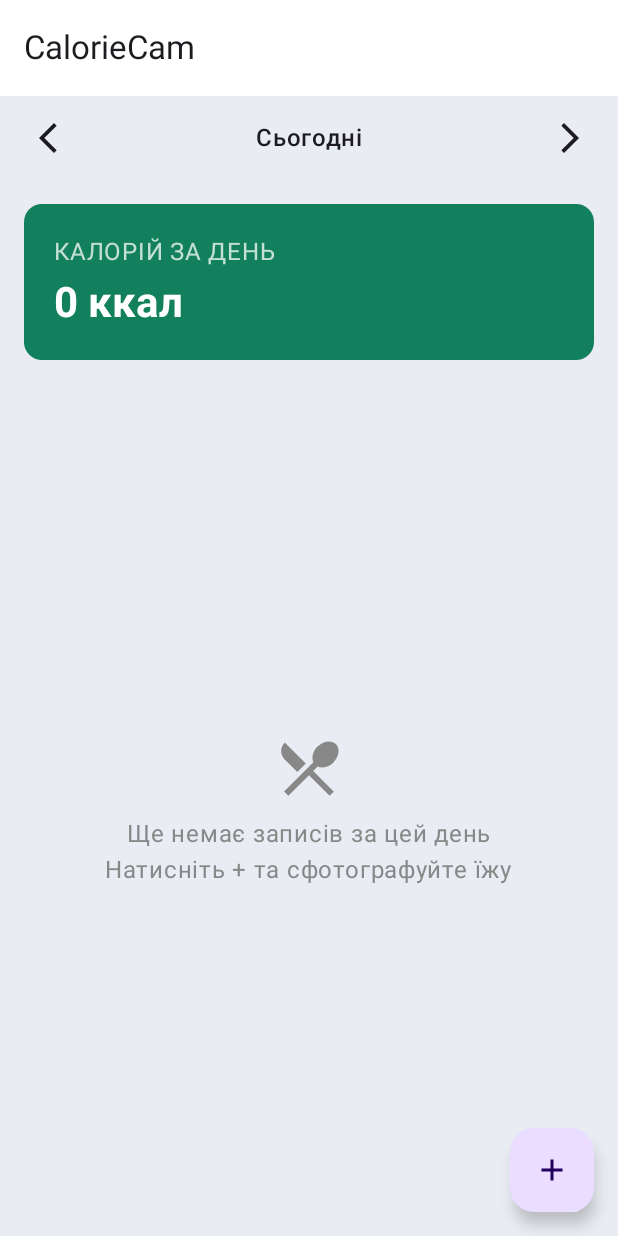
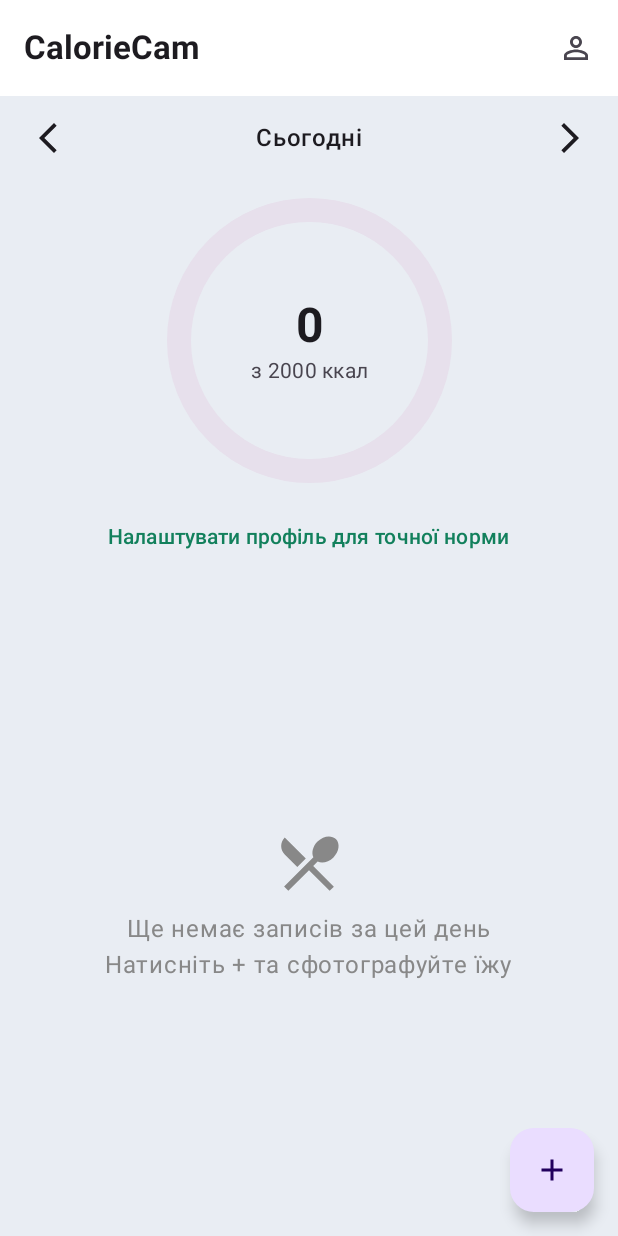
Before and after one commit to pharaon8906/mycrm, an Android app built with Jetpack Compose: the screen it shows after launch (MainActivity), on a phone screen of 412 x 824 dp. Run offline under Robolectric (Android 15) with nearby library versions, the phone set to English and light mode, and no system bars; our stand-ins replace Room's generated code.

Commit message:
Add user profile (age/height/weight) with daily calorie goal + redesign home screen
New profile screen collects gender, age, height, weight, activity level
and goal (lose/maintain/gain), stored via DataStore, computing a daily
kcal target with the Mifflin-St Jeor BMR formula. Home screen now shows
an animated circular progress ring (consumed vs goal) instead of a flat
total card, a protein/fat/carbs macro row, and card-based entry rows.

Co-Authored-By: Claude Sonnet 5 <noreply@anthropic.com>
Claude-Session: https://claude.ai/code/session_01HMvEfD3AEkXHM5XVZWyPYF

```diff
--- a/android-calorie-app/app/build.gradle.kts
+++ b/android-calorie-app/app/build.gradle.kts
@@ -72,6 +72,9 @@ dependencies {
 
     implementation("org.jetbrains.kotlinx:kotlinx-serialization-json:1.6.3")
 
+    implementation("androidx.datastore:datastore-preferences:1.1.1")
+    implementation("androidx.compose.animation:animation")
+
     testImplementation("junit:junit:4.13.2")
     androidTestImplementation("androidx.test.ext:junit:1.2.1")
     androidTestImplementation("androidx.test.espresso:espresso-core:3.6.1")
--- a/android-calorie-app/app/src/main/java/com/caloriecam/app/MainActivity.kt
+++ b/android-calorie-app/app/src/main/java/com/caloriecam/app/MainActivity.kt
@@ -12,6 +12,7 @@ import androidx.activity.result.contract.ActivityResultContracts
 import androidx.compose.foundation.layout.fillMaxSize
 import androidx.compose.material3.Surface
 import androidx.compose.runtime.Composable
+import androidx.compose.runtime.collectAsState
 import androidx.compose.runtime.getValue
 import androidx.compose.runtime.mutableStateOf
 import androidx.compose.runtime.remember
@@ -21,8 +22,10 @@ import androidx.compose.runtime.setValue
 import androidx.compose.ui.Modifier
 import androidx.compose.ui.platform.LocalContext
 import androidx.core.content.ContextCompat
+import com.caloriecam.app.data.UserProfileRepository
 import com.caloriecam.app.ui.CaptureScreen
 import com.caloriecam.app.ui.HomeScreen
+import com.caloriecam.app.ui.ProfileScreen
 import com.caloriecam.app.ui.theme.CalorieCamTheme
 import com.caloriecam.app.util.PhotoStore
 import kotlinx.coroutines.Dispatchers
@@ -49,6 +52,8 @@ private fun CalorieCamRoot() {
     val scope = rememberCoroutineScope()
     var pendingPhotoPath by rememberSaveable { mutableStateOf<String?>(null) }
     var pendingCameraFile by remember { mutableStateOf<File?>(null) }
+    var showProfile by rememberSaveable { mutableStateOf(false) }
+    val savedProfile by UserProfileRepository.profileFlow(context).collectAsState(initial = null)
 
     val takePictureLauncher = rememberLauncherForActivityResult(
         ActivityResultContracts.TakePicture()
@@ -84,7 +89,25 @@ private fun CalorieCamRoot() {
     }
 
     val photoPath = pendingPhotoPath
-    if (photoPath == null) {
+    when {
+        showProfile -> {
+            ProfileScreen(
+                initial = savedProfile,
+                onDone = { showProfile = false },
+                onCancel = { showProfile = false }
+            )
+        }
+        photoPath != null -> {
+            CaptureScreen(
+                photoFile = File(photoPath),
+                onDone = { pendingPhotoPath = null },
+                onDiscard = {
+                    PhotoStore.delete(File(photoPath))
+                    pendingPhotoPath = null
+                }
+            )
+        }
+        else -> {
             HomeScreen(
                 onCameraClick = {
                     val granted = ContextCompat.checkSelfPermission(
@@ -96,16 +119,9 @@ private fun CalorieCamRoot() {
                     pickMediaLauncher.launch(
                         PickVisualMediaRequest(ActivityResultContracts.PickVisualMedia.ImageOnly)
                     )
-            }
-        )
-    } else {
-        CaptureScreen(
-            photoFile = File(photoPath),
-            onDone = { pendingPhotoPath = null },
-            onDiscard = {
-                PhotoStore.delete(File(photoPath))
-                pendingPhotoPath = null
-            }
+                },
+                onProfileClick = { showProfile = true }
             )
         }
     }
+}
--- /dev/null
+++ b/android-calorie-app/app/src/main/java/com/caloriecam/app/data/UserProfileRepository.kt
@@ -0,0 +1,50 @@
+package com.caloriecam.app.data
+
+import android.content.Context
+import androidx.datastore.preferences.core.doublePreferencesKey
+import androidx.datastore.preferences.core.edit
+import androidx.datastore.preferences.core.intPreferencesKey
+import androidx.datastore.preferences.core.stringPreferencesKey
+import androidx.datastore.preferences.preferencesDataStore
+import kotlinx.coroutines.flow.Flow
+import kotlinx.coroutines.flow.map
+
+private val Context.userProfileStore by preferencesDataStore(name = "user_profile")
+
+object UserProfileRepository {
+
+    private object Keys {
+        val GENDER = stringPreferencesKey("gender")
+        val AGE = intPreferencesKey("age")
+        val HEIGHT = intPreferencesKey("height_cm")
+        val WEIGHT = doublePreferencesKey("weight_kg")
+        val ACTIVITY = stringPreferencesKey("activity_level")
+        val GOAL = stringPreferencesKey("goal")
+    }
+
+    /** Null until the user saves a profile for the first time. */
+    fun profileFlow(context: Context): Flow<UserProfile?> =
+        context.userProfileStore.data.map { prefs ->
+            val genderName = prefs[Keys.GENDER] ?: return@map null
+            UserProfile(
+                gender = Gender.valueOf(genderName),
+                age = prefs[Keys.AGE] ?: 25,
+                heightCm = prefs[Keys.HEIGHT] ?: 175,
+                weightKg = prefs[Keys.WEIGHT] ?: 70.0,
+                activityLevel = prefs[Keys.ACTIVITY]?.let { ActivityLevel.valueOf(it) }
+                    ?: ActivityLevel.MODERATE,
+                goal = prefs[Keys.GOAL]?.let { Goal.valueOf(it) } ?: Goal.MAINTAIN
+            )
+        }
+
+    suspend fun save(context: Context, profile: UserProfile) {
+        context.userProfileStore.edit { prefs ->
+            prefs[Keys.GENDER] = profile.gender.name
+            prefs[Keys.AGE] = profile.age
+            prefs[Keys.HEIGHT] = profile.heightCm
+            prefs[Keys.WEIGHT] = profile.weightKg
+            prefs[Keys.ACTIVITY] = profile.activityLevel.name
+            prefs[Keys.GOAL] = profile.goal.name
+        }
+    }
+}
--- /dev/null
+++ b/android-calorie-app/app/src/main/java/com/caloriecam/app/ui/CalorieRing.kt
@@ -0,0 +1,82 @@
+package com.caloriecam.app.ui
+
+import androidx.compose.animation.core.animateFloatAsState
+import androidx.compose.animation.core.tween
+import androidx.compose.foundation.Canvas
+import androidx.compose.foundation.layout.Box
+import androidx.compose.foundation.layout.Column
+import androidx.compose.foundation.layout.size
+import androidx.compose.material3.MaterialTheme
+import androidx.compose.material3.Text
+import androidx.compose.runtime.Composable
+import androidx.compose.runtime.getValue
+import androidx.compose.ui.Alignment
+import androidx.compose.ui.Modifier
+import androidx.compose.ui.geometry.Offset
+import androidx.compose.ui.geometry.Size
+import androidx.compose.ui.graphics.StrokeCap
+import androidx.compose.ui.graphics.drawscope.Stroke
+import androidx.compose.ui.text.font.FontWeight
+import androidx.compose.ui.unit.dp
+
+/** Circular "consumed vs daily goal" calorie indicator. */
+@Composable
+fun CalorieRing(
+    consumed: Int,
+    goal: Int,
+    modifier: Modifier = Modifier
+) {
+    val rawProgress = if (goal > 0) consumed.toFloat() / goal.toFloat() else 0f
+    val progress by animateFloatAsState(
+        targetValue = rawProgress.coerceIn(0f, 1f),
+        animationSpec = tween(700),
+        label = "calorieRingProgress"
+    )
+    val overGoal = goal > 0 && consumed > goal
+
+    val trackColor = MaterialTheme.colorScheme.surfaceVariant
+    val progressColor = if (overGoal) MaterialTheme.colorScheme.error else MaterialTheme.colorScheme.primary
+
+    Box(modifier = modifier.size(190.dp), contentAlignment = Alignment.Center) {
+        Canvas(modifier = Modifier.size(190.dp)) {
+            val strokeWidth = 16.dp.toPx()
+            val diameter = size.minDimension - strokeWidth
+            val topLeft = Offset(
+                (size.width - diameter) / 2f,
+                (size.height - diameter) / 2f
+            )
+            val arcSize = Size(diameter, diameter)
+
+            drawArc(
+                color = trackColor,
+                startAngle = -90f,
+                sweepAngle = 360f,
+                useCenter = false,
+                topLeft = topLeft,
+                size = arcSize,
+                style = Stroke(width = strokeWidth, cap = StrokeCap.Round)
+            )
+            drawArc(
+                color = progressColor,
+                startAngle = -90f,
+                sweepAngle = 360f * progress,
+                useCenter = false,
+                topLeft = topLeft,
+                size = arcSize,
+                style = Stroke(width = strokeWidth, cap = StrokeCap.Round)
+            )
+        }
+        Column(horizontalAlignment = Alignment.CenterHorizontally) {
+            Text(
+                text = "$consumed",
+                style = MaterialTheme.typography.headlineLarge,
+                fontWeight = FontWeight.Bold
+            )
+            Text(
+                text = if (goal > 0) "з $goal ккал" else "ккал",
+                style = MaterialTheme.typography.bodyMedium,
+                color = MaterialTheme.colorScheme.onSurfaceVariant
+            )
+        }
+    }
+}
--- a/android-calorie-app/app/src/main/java/com/caloriecam/app/ui/HomeScreen.kt
+++ b/android-calorie-app/app/src/main/java/com/caloriecam/app/ui/HomeScreen.kt
@@ -12,7 +12,10 @@ import androidx.compose.foundation.layout.fillMaxWidth
 import androidx.compose.foundation.layout.height
 import androidx.compose.foundation.layout.padding
 import androidx.compose.foundation.layout.size
+import androidx.compose.foundation.layout.weight
+import androidx.compose.foundation.layout.width
 import androidx.compose.foundation.lazy.LazyColumn
+import androidx.compose.foundation.lazy.item
 import androidx.compose.foundation.lazy.items
 import androidx.compose.foundation.shape.RoundedCornerShape
 import androidx.compose.material.icons.Icons
@@ -20,6 +23,7 @@ import androidx.compose.material.icons.filled.Add
 import androidx.compose.material.icons.filled.ArrowBackIosNew
 import androidx.compose.material.icons.filled.ArrowForwardIos
 import androidx.compose.material.icons.filled.Delete
+import androidx.compose.material.icons.filled.PersonOutline
 import androidx.compose.material.icons.filled.PhotoCamera
 import androidx.compose.material.icons.filled.PhotoLibrary
 import androidx.compose.material.icons.filled.RestaurantMenu
@@ -27,7 +31,6 @@ import androidx.compose.material3.Card
 import androidx.compose.material3.CardDefaults
 import androidx.compose.material3.ExperimentalMaterial3Api
 import androidx.compose.material3.FloatingActionButton
-import androidx.compose.material3.HorizontalDivider
 import androidx.compose.material3.Icon
 import androidx.compose.material3.IconButton
 import androidx.compose.material3.ListItem
@@ -35,6 +38,7 @@ import androidx.compose.material3.MaterialTheme
 import androidx.compose.material3.ModalBottomSheet
 import androidx.compose.material3.Scaffold
 import androidx.compose.material3.Text
+import androidx.compose.material3.TextButton
 import androidx.compose.material3.TopAppBar
 import androidx.compose.material3.rememberModalBottomSheetState
 import androidx.compose.runtime.Composable
@@ -57,22 +61,35 @@ import java.io.File
 import java.time.LocalDate
 import java.time.format.TextStyle
 import java.util.Locale
+import kotlin.math.roundToInt
 
 @OptIn(ExperimentalMaterial3Api::class)
 @Composable
 fun HomeScreen(
     onCameraClick: () -> Unit,
     onGalleryClick: () -> Unit,
+    onProfileClick: () -> Unit,
     viewModel: HomeViewModel = viewModel()
 ) {
     val entries by viewModel.entries.collectAsState()
     val selectedDate by viewModel.selectedDate.collectAsState()
+    val profile by viewModel.profile.collectAsState()
     var showSheet by remember { mutableStateOf(false) }
 
     val totalKcal = entries.sumOf { it.kcal }
+    val goalKcal = profile?.dailyCalorieGoal ?: 2000
 
     Scaffold(
-        topBar = { TopAppBar(title = { Text("CalorieCam") }) },
+        topBar = {
+            TopAppBar(
+                title = { Text("CalorieCam", fontWeight = FontWeight.Bold) },
+                actions = {
+                    IconButton(onClick = onProfileClick) {
+                        Icon(Icons.Default.PersonOutline, contentDescription = "Профіль")
+                    }
+                }
+            )
+        },
         floatingActionButton = {
             FloatingActionButton(onClick = { showSheet = true }) {
                 Icon(Icons.Default.Add, contentDescription = "Додати їжу")
@@ -85,19 +102,43 @@ fun HomeScreen(
                 onPrevious = viewModel::previousDay,
                 onNext = viewModel::nextDay
             )
-            TotalCard(totalKcal = totalKcal)
+
+            Box(modifier = Modifier.fillMaxWidth(), contentAlignment = Alignment.Center) {
+                Column(horizontalAlignment = Alignment.CenterHorizontally) {
+                    CalorieRing(consumed = totalKcal, goal = goalKcal, modifier = Modifier.padding(vertical = 12.dp))
+                    if (profile == null) {
+                        TextButton(onClick = onProfileClick) {
+                            Text("Налаштувати профіль для точної норми")
+                        }
+                    }
+                }
+            }
+
+            if (entries.isNotEmpty()) {
+                MacroRow(
+                    protein = entries.sumOf { it.protein }.roundToInt(),
+                    fat = entries.sumOf { it.fat }.roundToInt(),
+                    carbs = entries.sumOf { it.carbs }.roundToInt()
+                )
+            }
 
             if (entries.isEmpty()) {
                 EmptyState()
             } else {
+                Text(
+                    text = "Записи",
+                    fontWeight = FontWeight.SemiBold,
+                    modifier = Modifier.padding(start = 20.dp, top = 12.dp, bottom = 4.dp)
+                )
                 LazyColumn(
                     modifier = Modifier.fillMaxSize(),
-                    contentPadding = PaddingValues(bottom = 96.dp)
+                    contentPadding = PaddingValues(horizontal = 16.dp, vertical = 8.dp)
                 ) {
                     items(entries, key = { it.id }) { entry ->
-                        FoodEntryRow(entry = entry, onDelete = { viewModel.delete(entry) })
-                        HorizontalDivider()
+                        FoodEntryCard(entry = entry, onDelete = { viewModel.delete(entry) })
+                        Spacer(modifier = Modifier.height(10.dp))
                     }
+                    item { Spacer(modifier = Modifier.height(88.dp)) }
                 }
             }
         }
@@ -159,21 +200,24 @@ private fun LocalDate.formatUk(): String {
 }
 
 @Composable
-private fun TotalCard(totalKcal: Int) {
-    Card(
-        modifier = Modifier.fillMaxWidth().padding(16.dp),
-        colors = CardDefaults.cardColors(containerColor = MaterialTheme.colorScheme.primary)
+private fun MacroRow(protein: Int, fat: Int, carbs: Int) {
+    Row(
+        modifier = Modifier
+            .fillMaxWidth()
+            .padding(horizontal = 20.dp, vertical = 8.dp),
+        horizontalArrangement = Arrangement.SpaceEvenly
     ) {
-        Column(modifier = Modifier.padding(20.dp)) {
-            Text("КАЛОРІЙ ЗА ДЕНЬ", color = Color.White.copy(alpha = 0.75f))
-            Spacer(modifier = Modifier.height(4.dp))
-            Text(
-                text = "$totalKcal ккал",
-                color = Color.White,
-                fontWeight = FontWeight.Bold,
-                style = MaterialTheme.typography.headlineMedium
-            )
-        }
+        MacroStat(label = "Білки", value = protein, color = MaterialTheme.colorScheme.primary)
+        MacroStat(label = "Жири", value = fat, color = MaterialTheme.colorScheme.tertiary)
+        MacroStat(label = "Вуглеводи", value = carbs, color = MaterialTheme.colorScheme.secondary)
+    }
+}
+
+@Composable
+private fun MacroStat(label: String, value: Int, color: Color) {
+    Column(horizontalAlignment = Alignment.CenterHorizontally) {
+        Text("${value} г", fontWeight = FontWeight.Bold, color = color)
+        Text(label, style = MaterialTheme.typography.bodySmall, color = MaterialTheme.colorScheme.onSurfaceVariant)
     }
 }
 
@@ -195,9 +239,17 @@ private fun EmptyState() {
 }
 
 @Composable
-private fun FoodEntryRow(entry: FoodLogEntry, onDelete: () -> Unit) {
-    ListItem(
-        leadingContent = {
+private fun FoodEntryCard(entry: FoodLogEntry, onDelete: () -> Unit) {
+    Card(
+        modifier = Modifier.fillMaxWidth(),
+        shape = RoundedCornerShape(18.dp),
+        colors = CardDefaults.cardColors(containerColor = MaterialTheme.colorScheme.surface),
+        elevation = CardDefaults.cardElevation(defaultElevation = 1.dp)
+    ) {
+        Row(
+            modifier = Modifier.padding(12.dp),
+            verticalAlignment = Alignment.CenterVertically
+        ) {
             val path = entry.photoPath
             if (path != null) {
                 AsyncImage(
@@ -205,20 +257,23 @@ private fun FoodEntryRow(entry: FoodLogEntry, onDelete: () -> Unit) {
                     contentDescription = entry.foodName,
                     contentScale = ContentScale.Crop,
                     modifier = Modifier
-                        .size(52.dp)
-                        .clip(RoundedCornerShape(8.dp))
+                        .size(60.dp)
+                        .clip(RoundedCornerShape(14.dp))
+                )
+                Spacer(modifier = Modifier.width(12.dp))
+            }
+            Column(modifier = Modifier.weight(1f)) {
+                Text(entry.foodName, fontWeight = FontWeight.SemiBold)
+                Text(
+                    "${entry.grams} г",
+                    style = MaterialTheme.typography.bodySmall,
+                    color = MaterialTheme.colorScheme.onSurfaceVariant
                 )
             }
-        },
-        headlineContent = { Text(entry.foodName) },
-        supportingContent = { Text("${entry.grams} г") },
-        trailingContent = {
-            Row(verticalAlignment = Alignment.CenterVertically) {
-                Text("${entry.kcal} ккал", fontWeight = FontWeight.SemiBold)
-                IconButton(onClick = onDelete) {
-                    Icon(Icons.Default.Delete, contentDescription = "Видалити")
-                }
+            Text("${entry.kcal} ккал", fontWeight = FontWeight.Bold)
+            IconButton(onClick = onDelete) {
+                Icon(Icons.Default.Delete, contentDescription = "Видалити")
             }
         }
-    )
+    }
 }
--- a/android-calorie-app/app/src/main/java/com/caloriecam/app/ui/HomeViewModel.kt
+++ b/android-calorie-app/app/src/main/java/com/caloriecam/app/ui/HomeViewModel.kt
@@ -5,6 +5,8 @@ import androidx.lifecycle.AndroidViewModel
 import androidx.lifecycle.viewModelScope
 import com.caloriecam.app.data.AppDatabase
 import com.caloriecam.app.data.FoodLogEntry
+import com.caloriecam.app.data.UserProfile
+import com.caloriecam.app.data.UserProfileRepository
 import com.caloriecam.app.util.PhotoStore
 import kotlinx.coroutines.flow.MutableStateFlow
 import kotlinx.coroutines.flow.SharingStarted
@@ -30,6 +32,9 @@ class HomeViewModel(application: Application) : AndroidViewModel(application) {
             dao.observeForDay(start, end)
         }
         .stateIn(viewModelScope, SharingStarted.WhileSubscribed(5000), emptyList())
+
+    val profile: StateFlow<UserProfile?> = UserProfileRepository.profileFlow(application)
+        .stateIn(viewModelScope, SharingStarted.WhileSubscribed(5000), null)
 
     fun previousDay() {
         _selectedDate.value = _selectedDate.value.minusDays(1)
```
Also changed, not shown: android-calorie-app/app/src/main/java/com/caloriecam/app/data/UserProfile.kt (added, +43 -0 lines), android-calorie-app/app/src/main/java/com/caloriecam/app/ui/ProfileScreen.kt (added, +213 -0 lines). Lines whose indentation alone changed are shown as unchanged.
